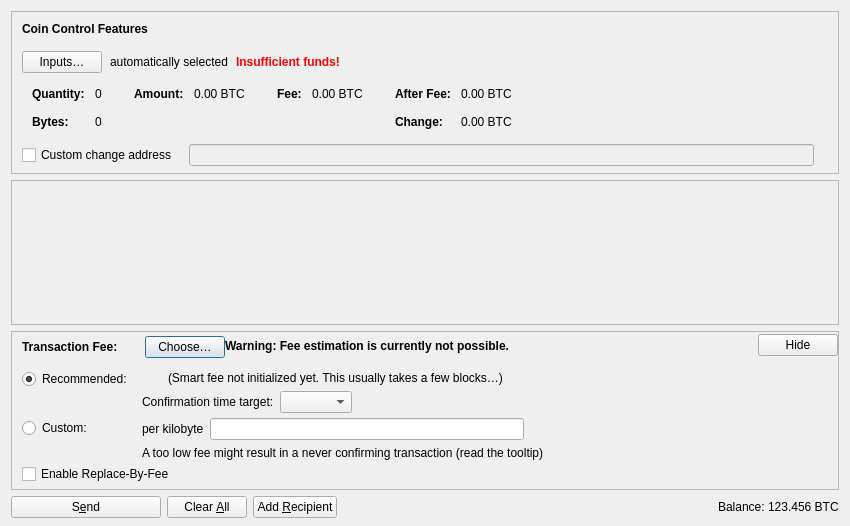
Before: the Qt Designer form src/qt/forms/sendcoinsdialog.ui in quantumbtc/bitquan, drawn with Qt 5.
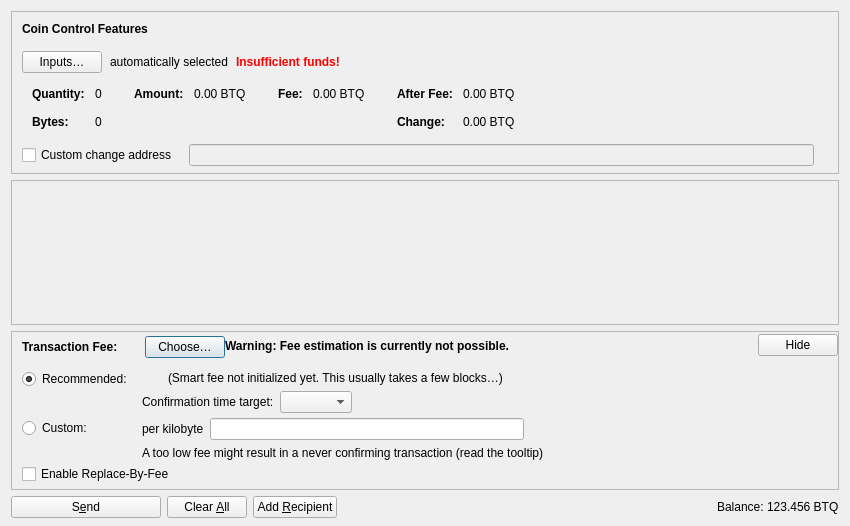
After: the same form once the commit is applied. Icons and pictures are not drawn. Custom widgets are drawn as their Qt base class.

Patch:
```diff
--- a/src/qt/forms/sendcoinsdialog.ui
+++ b/src/qt/forms/sendcoinsdialog.ui
@@ -327,7 +327,7 @@
                   <enum>Qt::ActionsContextMenu</enum>
                  </property>
                  <property name="text">
-                  <string notr="true">0.00 BTC</string>
+                  <string notr="true">0.00 BTQ</string>
                  </property>
                  <property name="textInteractionFlags">
                   <set>Qt::LinksAccessibleByMouse|Qt::TextSelectableByKeyboard|Qt::TextSelectableByMouse</set>
@@ -378,7 +378,7 @@
                   <enum>Qt::ActionsContextMenu</enum>
                  </property>
                  <property name="text">
-                  <string notr="true">0.00 BTC</string>
+                  <string notr="true">0.00 BTQ</string>
                  </property>
                  <property name="textInteractionFlags">
                   <set>Qt::LinksAccessibleByMouse|Qt::TextSelectableByKeyboard|Qt::TextSelectableByMouse</set>
@@ -432,7 +432,7 @@
                   <enum>Qt::ActionsContextMenu</enum>
                  </property>
                  <property name="text">
-                  <string notr="true">0.00 BTC</string>
+                  <string notr="true">0.00 BTQ</string>
                  </property>
                  <property name="textInteractionFlags">
                   <set>Qt::LinksAccessibleByMouse|Qt::TextSelectableByKeyboard|Qt::TextSelectableByMouse</set>
@@ -461,7 +461,7 @@
                   <enum>Qt::ActionsContextMenu</enum>
                  </property>
                  <property name="text">
-                  <string notr="true">0.00 BTC</string>
+                  <string notr="true">0.00 BTQ</string>
                  </property>
                  <property name="textInteractionFlags">
                   <set>Qt::LinksAccessibleByMouse|Qt::TextSelectableByKeyboard|Qt::TextSelectableByMouse</set>
@@ -1191,7 +1191,7 @@
           <cursorShape>IBeamCursor</cursorShape>
          </property>
          <property name="text">
-          <string notr="true">123.456 BTC</string>
+          <string notr="true">123.456 BTQ</string>
          </property>
          <property name="textInteractionFlags">
           <set>Qt::LinksAccessibleByMouse|Qt::TextSelectableByKeyboard|Qt::TextSelectableByMouse</set>
```
